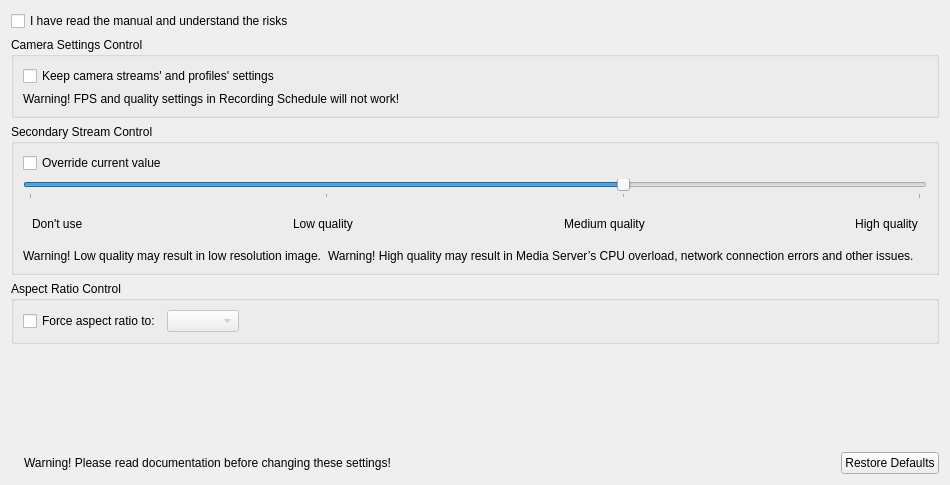
Above: client/src/ui/widgets/properties/expert_settings_widget.ui from networkoptix/nx_open before the change. Below: the same form after it.
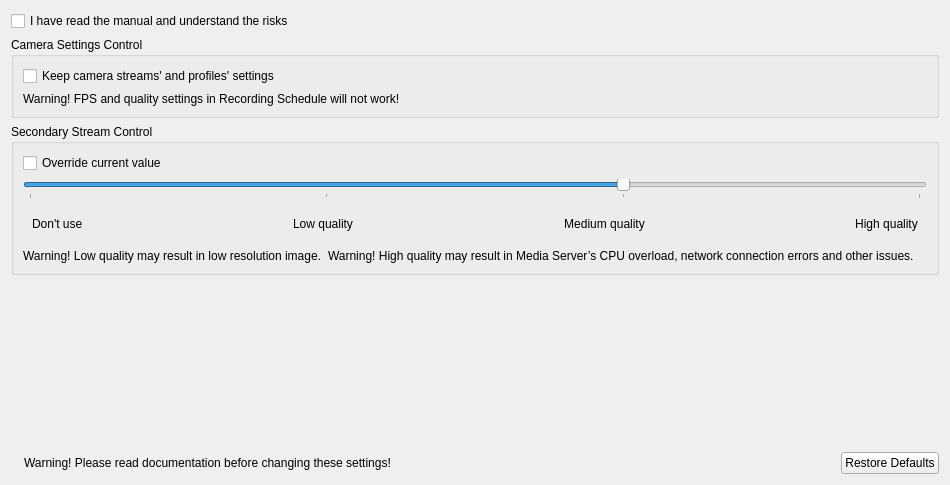
That is the form after the change. Icons and pictures are not drawn.

Commit message:
Task #3173: Move "force aspect ratio" from expert to general tab
<==== Mercurial data ====>
Branch: release_2.2

What changed in the file:
```diff
--- a/client/src/ui/widgets/properties/expert_settings_widget.ui
+++ b/client/src/ui/widgets/properties/expert_settings_widget.ui
@@ -243,45 +243,6 @@
         </layout>
        </widget>
       </item>
-      <item>
-       <widget class="QGroupBox" name="arGroupBox">
-        <property name="title">
-         <string>Aspect Ratio Control</string>
-        </property>
-        <layout class="QHBoxLayout" name="horizontalLayout_2">
-         <item>
-          <widget class="QCheckBox" name="arOverrideCheckBox">
-           <property name="text">
-            <string>Force aspect ratio to:</string>
-           </property>
-          </widget>
-         </item>
-         <item>
-          <widget class="QComboBox" name="arComboBox">
-           <property name="enabled">
-            <bool>false</bool>
-           </property>
-           <property name="currentIndex">
-            <number>-1</number>
-           </property>
-          </widget>
-         </item>
-         <item>
-          <spacer name="horizontalSpacer_5">
-           <property name="orientation">
-            <enum>Qt::Horizontal</enum>
-           </property>
-           <property name="sizeHint" stdset="0">
-            <size>
-             <width>40</width>
-             <height>20</height>
-            </size>
-           </property>
-          </spacer>
-         </item>
-        </layout>
-       </widget>
-      </item>
       <item>
        <spacer name="verticalSpacer">
         <property name="orientation">
```
The commit also changes 6 other files.
